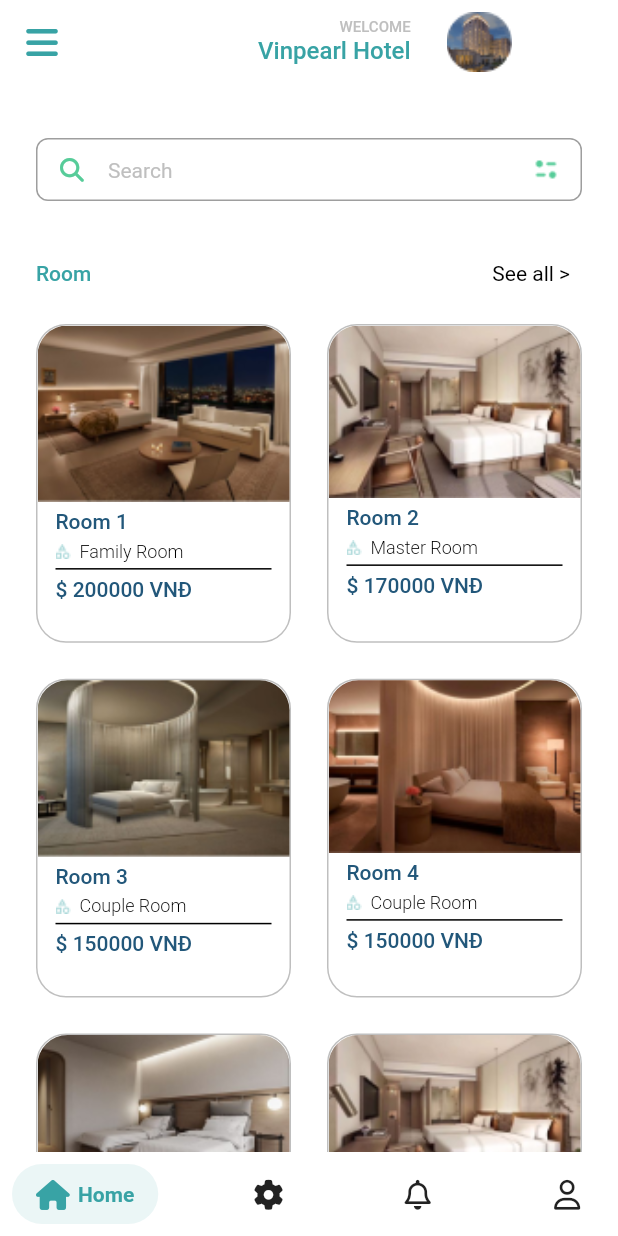
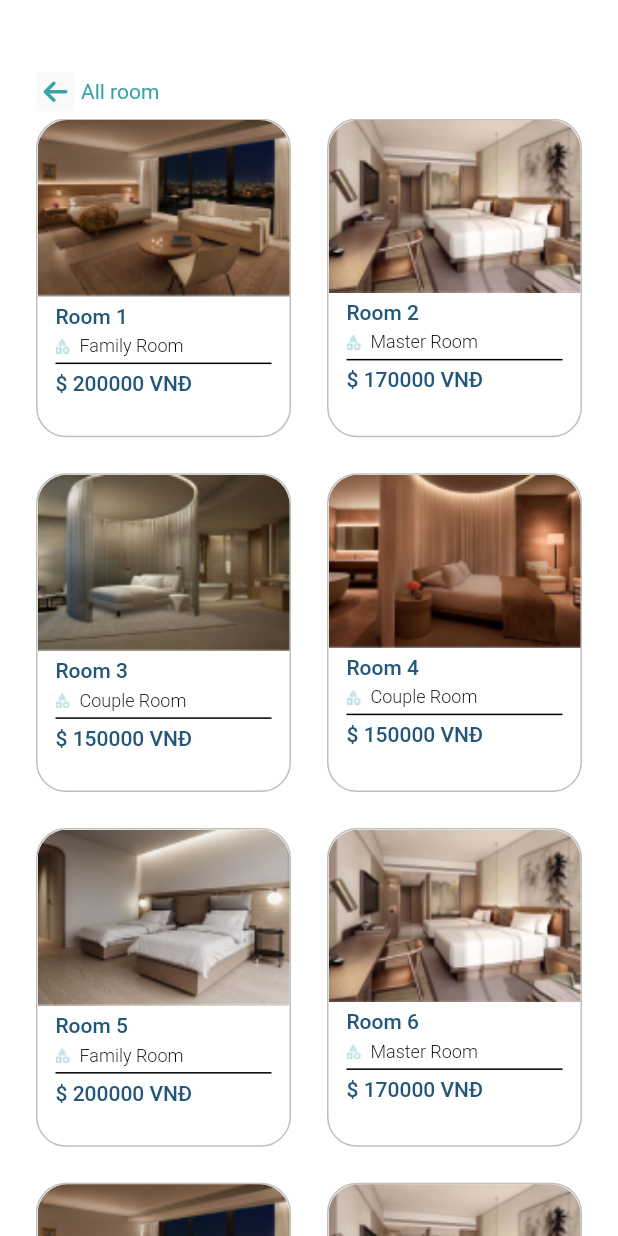
Before and after one commit to ManhHoDinh/Paradise_Hotel_Management, a Flutter app: the HomeScreen screen opened by its route, after a tap on "See all >", on a phone screen of 412 x 824 dp. Run offline on Flutter 3.47's test engine with Material 2 defaults, Android fonts, the phone set to English and light mode, and no system bars; drawn by our look-alikes of salomon_bottom_bar; our stand-ins replace cloud_firestore, firebase_core, flutter_svg, font_awesome_flutter, hive_flutter; accounts and stored records are empty; Roboto replaces fonts that are missing (Rubik).

Commit message:
dev see all button

```diff
--- a/lib/main.dart
+++ b/lib/main.dart
@@ -3,6 +3,7 @@ import 'package:flutter/material.dart';
 import 'package:hive_flutter/adapters.dart';
 import 'package:paradise/presentations/routes.dart';
 import 'package:paradise/presentations/screens/UserViewer.dart';
+import 'package:paradise/presentations/screens/home_screen.dart';
 import 'package:paradise/presentations/screens/login_screen.dart';
 import 'package:paradise/presentations/screens/splash_screen.dart';
 import 'core/constants/color_palatte.dart';
@@ -28,7 +29,7 @@ class MyApp extends StatelessWidget {
         primaryColor: ColorPalette.primaryColor,
         scaffoldBackgroundColor: ColorPalette.backgroundColor,
       ),
-      home: SplashScreen(),
+      home: HomeScreen(),
       routes: routes,
       debugShowCheckedModeBanner: false,
     );
--- a/lib/presentations/routes.dart
+++ b/lib/presentations/routes.dart
@@ -2,6 +2,7 @@ import 'package:flutter/material.dart';
 import 'package:paradise/presentations/screens/AddUser_screen.dart';
 import 'package:paradise/presentations/screens/home_screen.dart';
 import 'package:paradise/presentations/screens/login_screen.dart';
+import 'package:paradise/presentations/screens/seeAll_screen.dart';
 import 'package:paradise/presentations/screens/splash_screen.dart';
 
 final Map<String, WidgetBuilder> routes = {
--- a/lib/presentations/screens/home_screen.dart
+++ b/lib/presentations/screens/home_screen.dart
@@ -1,3 +1,4 @@
+import 'package:paradise/presentations/screens/seeAll_screen.dart';
 import 'package:paradise/presentations/screens/splash_screen.dart';
 import 'package:salomon_bottom_bar/salomon_bottom_bar.dart';
 import 'package:flutter/material.dart';
@@ -20,6 +21,7 @@ class HomeScreen extends StatefulWidget {
 class _HomeScreenState extends State<HomeScreen> {
   bool isPressed = false;
   int currentId = 0;
+  int currentRoomId = 0;
   @override
   Widget build(BuildContext context) {
     Size size = MediaQuery.of(context).size;
@@ -27,6 +29,12 @@ class _HomeScreenState extends State<HomeScreen> {
 
     final double itemHeight = 180;
     List<RoomModel> listRoom = [
+      RoomModel(AssetHelper.room1, 'Room 1', 'Family Room', 200000),
+      RoomModel(AssetHelper.room2, 'Room 2', 'Master Room', 170000),
+      RoomModel(AssetHelper.room3, 'Room 3', 'Couple Room', 150000),
+      RoomModel(AssetHelper.room4, 'Room 4', 'Couple Room', 150000),
+      RoomModel(AssetHelper.room5, 'Room 5', 'Family Room', 200000),
+      RoomModel(AssetHelper.room6, 'Room 6', 'Master Room', 170000),
       RoomModel(AssetHelper.room1, 'Room 1', 'Family Room', 200000),
       RoomModel(AssetHelper.room2, 'Room 2', 'Master Room', 170000),
       RoomModel(AssetHelper.room3, 'Room 3', 'Couple Room', 150000),
@@ -139,7 +147,13 @@ class _HomeScreenState extends State<HomeScreen> {
                   Text('Room',
                       style: TextStyles.defaultStyle.primaryTextColor.medium),
                   TextButton(
-                      onPressed: () {},
+                      onPressed: () {
+                        Navigator.push(
+                            context,
+                            MaterialPageRoute(
+                                builder: (context) =>
+                                    SeeAllScreen(listRoom: listRoom)));
+                      },
                       child: Text('See all >', style: TextStyles.defaultStyle))
                 ],
               ),
@@ -148,14 +162,19 @@ class _HomeScreenState extends State<HomeScreen> {
               // child: RoomItem(AssetHelper.room1, "room1", "family", 1200),
               child: Expanded(
                 child: GridView.count(
-                  crossAxisCount: 2,
-                  mainAxisSpacing: 24,
-                  crossAxisSpacing: 24,
-                  childAspectRatio: 0.8,
-                  children: listRoom
-                      .map((e) => RoomItem(e.image!, e.name!, e.type!, e.cost!))
-                      .toList(),
-                ),
+                    crossAxisCount: 2,
+                    mainAxisSpacing: 24,
+                    crossAxisSpacing: 24,
+                    childAspectRatio: 0.8,
+                    children: listRoom.length > 6
+                        ? listRoom.sublist(0, 6).map((e) {
+                            return RoomItem(
+                                e.image!, e.name!, e.type!, e.cost!);
+                          }).toList()
+                        : listRoom
+                            .map((e) =>
+                                RoomItem(e.image!, e.name!, e.type!, e.cost!))
+                            .toList()),
               ),
             )
           ],
--- /dev/null
+++ b/lib/presentations/screens/seeAll_screen.dart
@@ -0,0 +1,67 @@
+import 'package:flutter/material.dart';
+import 'package:flutter/src/widgets/framework.dart';
+import 'package:flutter/src/widgets/placeholder.dart';
+import 'package:font_awesome_flutter/font_awesome_flutter.dart';
+import 'package:paradise/core/constants/color_palatte.dart';
+import 'package:paradise/core/constants/dimension_constants.dart';
+import 'package:paradise/core/helpers/text_styles.dart';
+import 'package:paradise/core/models/room_model.dart';
+import 'package:paradise/presentations/widgets/room_item.dart';
+
+class SeeAllScreen extends StatelessWidget {
+  final List<RoomModel> listRoom;
+  const SeeAllScreen({super.key, required this.listRoom});
+
+  @override
+  Widget build(BuildContext context) {
+    return Scaffold(
+      body: Container(
+          padding: const EdgeInsets.symmetric(horizontal: kMediumPadding),
+          color: ColorPalette.backgroundColor,
+          // child: RoomItem(AssetHelper.room1, "room1", "family", 1200),
+          child: Column(children: [
+            Container(
+              padding:
+                  const EdgeInsets.only(top: kMaxPadding, bottom: kMinPadding),
+              alignment: Alignment.centerLeft,
+              child: Row(children: [
+                Material(
+                  child: InkWell(
+                    onTap: () {
+                      Navigator.pop(context);
+                    },
+                    customBorder: CircleBorder(),
+                    child: Container(
+                      width: 26,
+                      height: 26,
+                      child: Icon(
+                        FontAwesomeIcons.arrowLeft,
+                        size: 18,
+                        color: ColorPalette.primaryColor,
+                      ),
+                    ),
+                  ),
+                ),
+                SizedBox(
+                  width: 4,
+                ),
+                Text(
+                  'All room',
+                  style: TextStyles.defaultStyle.primaryTextColor,
+                ),
+              ]),
+            ),
+            Expanded(
+                child: GridView.count(
+                    crossAxisCount: 2,
+                    mainAxisSpacing: 24,
+                    crossAxisSpacing: 24,
+                    childAspectRatio: 0.8,
+                    children: listRoom
+                        .map((e) =>
+                            RoomItem(e.image!, e.name!, e.type!, e.cost!))
+                        .toList())),
+          ])),
+    );
+  }
+}
```
